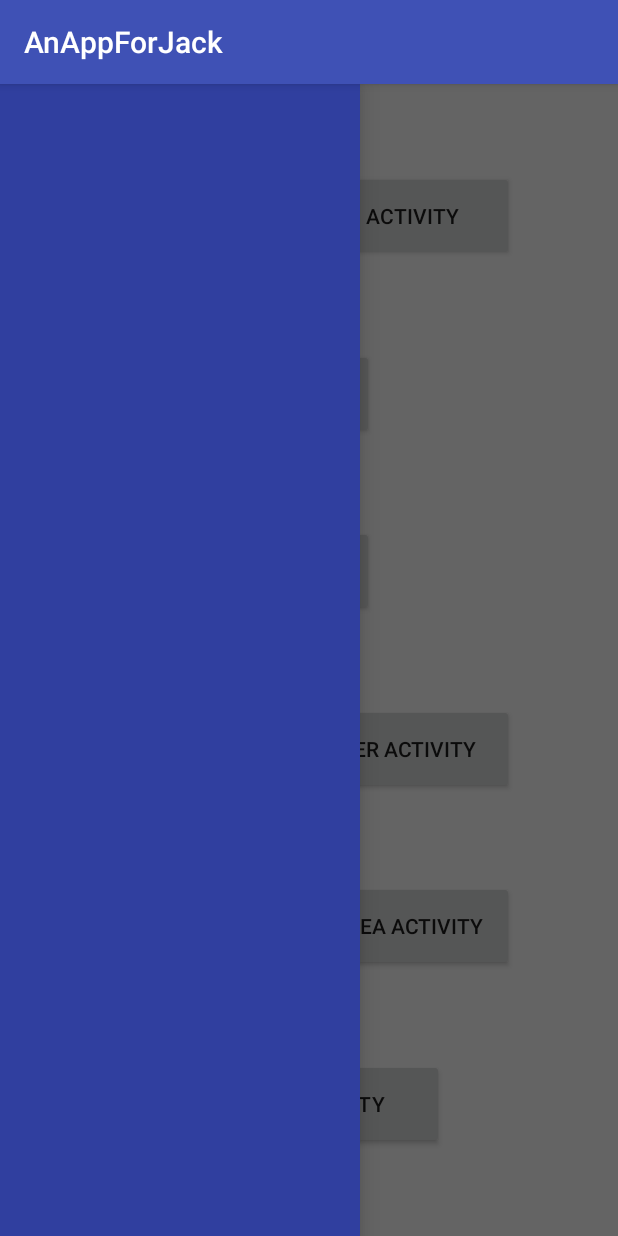
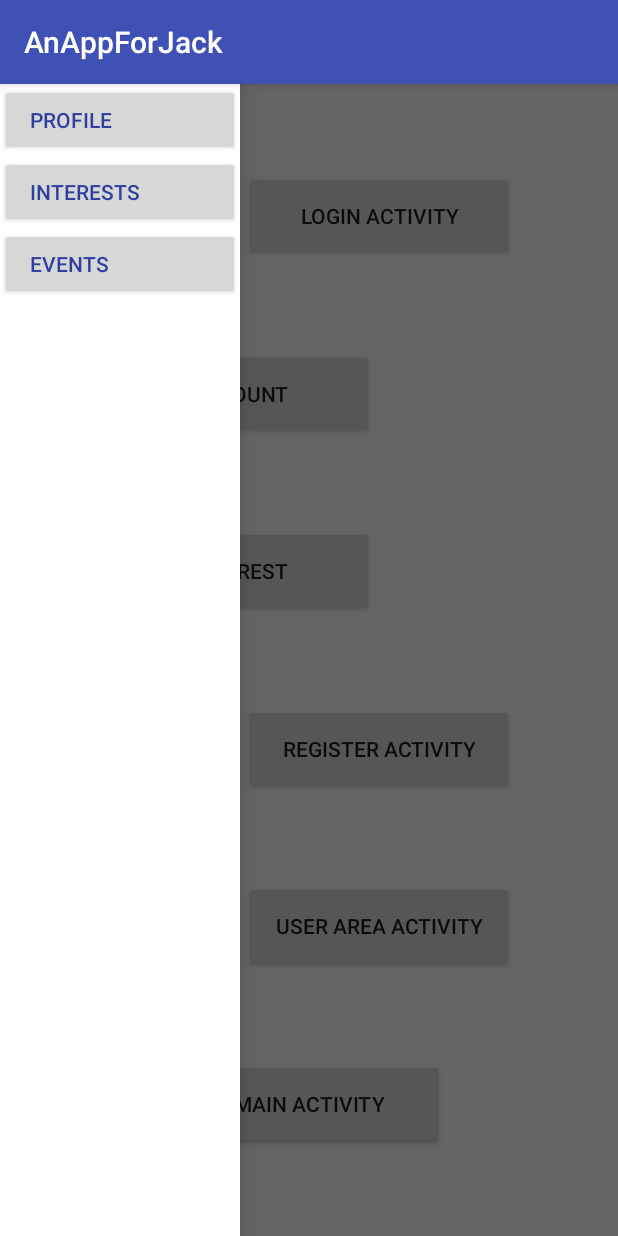
Before and after one commit to dreiddel/AnAppForJack, an Android app: the screen it shows after launch (MainActivity), with the side drawer open, on a phone screen of 412 x 824 dp. Run offline under Robolectric (Android 15) with nearby library versions, the phone set to English and light mode, and no system bars.

Commit message:
Modified Drawer Layout in Activity_Main.xml

```diff
--- a/app/src/main/java/edu/uta/softeng/anappforjack/MainActivity.java
+++ b/app/src/main/java/edu/uta/softeng/anappforjack/MainActivity.java
@@ -3,6 +3,7 @@ package edu.uta.softeng.anappforjack;
 import android.content.Intent;
 import android.support.v7.app.AppCompatActivity;
 import android.os.Bundle;
+import android.support.v7.widget.Toolbar;
 import android.view.View;
 
 public class MainActivity extends AppCompatActivity {
@@ -12,7 +13,6 @@ public class MainActivity extends AppCompatActivity {
         super.onCreate(savedInstanceState);
         setContentView(R.layout.activity_main);
     }
-
 
     protected void goToLogin(View view){
         Intent intent = new Intent (this, LoginActivity.class);
@@ -38,4 +38,5 @@ public class MainActivity extends AppCompatActivity {
         Intent intent = new Intent (this, Interest.class);
         startActivity(intent);
     }
+
 }
--- a/app/src/main/res/layout/activity_main.xml
+++ b/app/src/main/res/layout/activity_main.xml
@@ -4,13 +4,17 @@
     android:id="@+id/drawer_layout"
     android:layout_width="match_parent"
     android:layout_height="match_parent">
+
+
+
     <!-- The main content view -->
     <android.support.constraint.ConstraintLayout xmlns:android="http://schemas.android.com/apk/res/android"
         xmlns:app="http://schemas.android.com/apk/res-auto"
         xmlns:tools="http://schemas.android.com/tools"
         android:layout_width="match_parent"
-        android:layout_height="match_parent"
+        android:layout_height="fill_parent"
         tools:context="edu.uta.softeng.anappforjack.MainActivity">
+
 
         <Button
             android:id="@+id/button1"
@@ -83,12 +87,41 @@
             app:layout_constraintTop_toBottomOf="@+id/button5" />
     </android.support.constraint.ConstraintLayout>
     <!-- The navigation drawer -->
-    <ListView android:id="@+id/left_drawer"
-        android:layout_width="240dp"
+    <LinearLayout android:id="@+id/left_drawer"
+        android:orientation="vertical"
+        android:layout_width="160dp"
         android:layout_height="match_parent"
         android:layout_gravity="start"
         android:choiceMode="singleChoice"
         android:divider="@android:color/transparent"
         android:dividerHeight="0dp"
-        android:background="@color/colorPrimaryDark"/>
+        android:background="@color/colorWhite">
+
+        <Button
+            android:id="@+id/button9"
+            android:layout_width="match_parent"
+            android:layout_height="wrap_content"
+            android:text="@string/navigation_profile"
+            android:gravity="left|center"
+            android:paddingLeft="20dp"
+            android:textColor="@color/colorPrimaryDark"/>
+
+        <Button
+            android:id="@+id/button10"
+            android:layout_width="match_parent"
+            android:layout_height="wrap_content"
+            android:text="@string/navigation_interests"
+            android:gravity="left|center"
+            android:paddingLeft="20dp"
+            android:textColor="@color/colorPrimaryDark" />
+
+        <Button
+            android:id="@+id/button11"
+            android:layout_width="match_parent"
+            android:layout_height="wrap_content"
+            android:text="@string/navigation_events"
+            android:gravity="left|center"
+            android:paddingLeft="20dp"
+            android:textColor="@color/colorPrimaryDark" />
+    </LinearLayout>
 </android.support.v4.widget.DrawerLayout>
--- a/app/src/main/res/values/colors.xml
+++ b/app/src/main/res/values/colors.xml
@@ -3,4 +3,5 @@
     <color name="colorPrimary">#3F51B5</color>
     <color name="colorPrimaryDark">#303F9F</color>
     <color name="colorAccent">#FF4081</color>
+    <color name="colorWhite">#FFFFFF</color>
 </resources>
--- a/app/src/main/res/values/strings.xml
+++ b/app/src/main/res/values/strings.xml
@@ -1,4 +1,8 @@
 <resources>
     <string name="app_name">AnAppForJack</string>
     <string name="default_person_name">Name</string>
+
+    <string name="navigation_profile">Profile</string>
+    <string name="navigation_interests">Interests</string>
+    <string name="navigation_events">Events</string>
 </resources>
```
